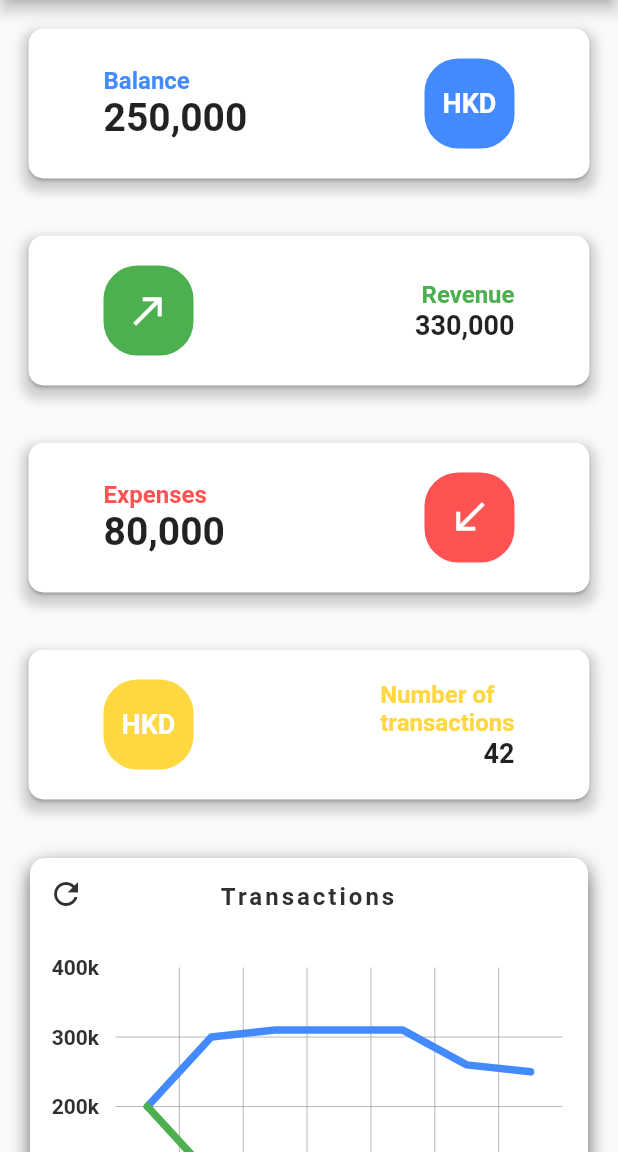
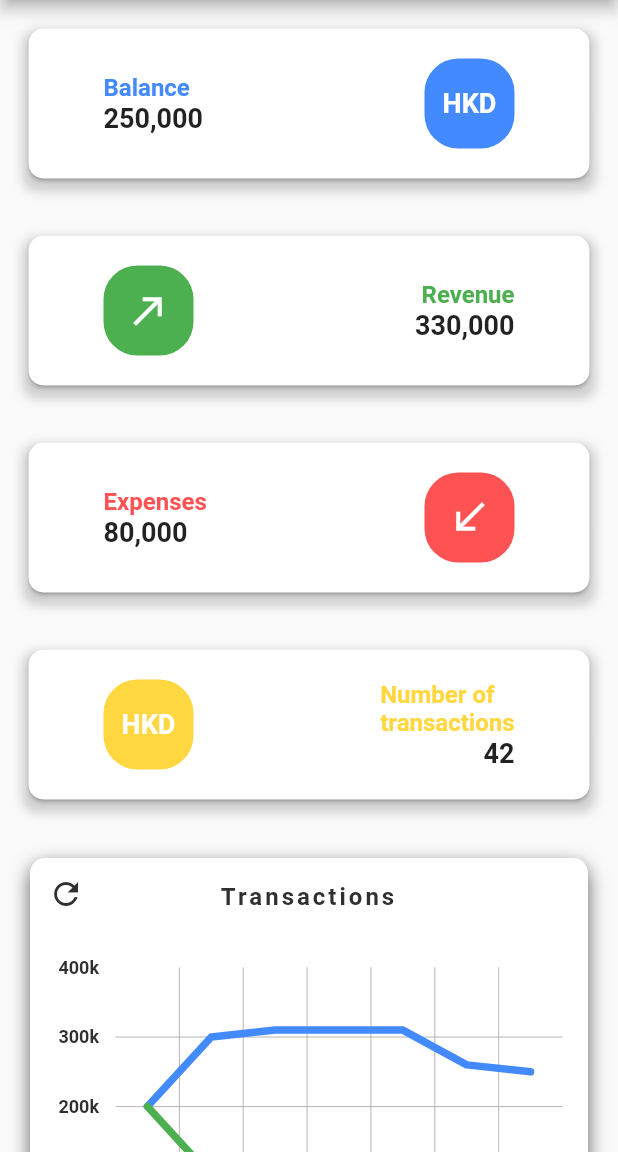
Before and after one commit to JorisTruong/homeaccountant-app, a Flutter app: the screen it shows after launch, on a phone screen of 412 x 824 dp, the part 84-1236 px from its top. Run offline on Flutter 3.47's test engine with Material 2 defaults, Android fonts, the phone set to English and light mode, and no system bars; drawn by our look-alikes of fl_chart, sliding_up_panel; our stand-ins replace flutter_redux, redux.

Commit message:
fix: header space in category card refactor: created font size class object feat: re-added notification bar

```diff
--- a/lib/components/bar_chart_dual.dart
+++ b/lib/components/bar_chart_dual.dart
@@ -106,7 +106,7 @@ class BarChartDualCardState extends State<BarChartDualCard> {
                           ),
                           Text(
                             widget.title,
-                            style: TextStyle(color: baseColors.mainColor, fontSize: 16, fontWeight: FontWeight.bold, letterSpacing: 2),
+                            style: TextStyle(color: baseColors.mainColor, fontSize: baseFontSize.title2, fontWeight: FontWeight.bold, letterSpacing: 2),
                           ),
                           const SizedBox(
                             width: 4,
@@ -140,7 +140,7 @@ class BarChartDualCardState extends State<BarChartDualCard> {
                                   textStyle: TextStyle(
                                       color: baseColors.mainColor,
                                       fontWeight: FontWeight.bold,
-                                      fontSize: 12),
+                                      fontSize: baseFontSize.text),
                                   margin: 20,
                                   getTitles: (double value) {
                                     return getXAxis(value, widget.durationType);
@@ -151,7 +151,7 @@ class BarChartDualCardState extends State<BarChartDualCard> {
                                   textStyle: TextStyle(
                                       color: baseColors.mainColor,
                                       fontWeight: FontWeight.bold,
-                                      fontSize: 14),
+                                      fontSize: baseFontSize.text),
                                   margin: 20,
                                   reservedSize: 20,
                                   getTitles: (value) {
--- a/lib/components/bar_chart_multi_types.dart
+++ b/lib/components/bar_chart_multi_types.dart
@@ -104,7 +104,7 @@ class BarChartMultiTypesCardState extends State<BarChartMultiTypesCard> {
                               Text(
                                 switchData ? 'Expenses' : 'Revenue',
                                 style: TextStyle(color: baseColors.mainColor,
-                                    fontSize: 16,
+                                    fontSize: baseFontSize.title2,
                                     fontWeight: FontWeight.bold,
                                     letterSpacing: 2),
                               ),
@@ -143,7 +143,7 @@ class BarChartMultiTypesCardState extends State<BarChartMultiTypesCard> {
                                       textStyle: TextStyle(
                                           color: baseColors.mainColor,
                                           fontWeight: FontWeight.bold,
-                                          fontSize: 12),
+                                          fontSize: baseFontSize.text),
                                       margin: 20,
                                       getTitles: (double value) {
                                         return getXAxis(
@@ -155,7 +155,7 @@ class BarChartMultiTypesCardState extends State<BarChartMultiTypesCard> {
                                       textStyle: TextStyle(
                                           color: baseColors.mainColor,
                                           fontWeight: FontWeight.bold,
-                                          fontSize: 14),
+                                          fontSize: baseFontSize.text),
                                       margin: 20,
                                       reservedSize: 20,
                                       getTitles: (value) {
--- a/lib/components/categories_card.dart
+++ b/lib/components/categories_card.dart
@@ -30,7 +30,7 @@ class CategoryCard extends StatelessWidget {
                       style: TextStyle(color: baseColors.mainColor, fontWeight: FontWeight.bold, fontSize: 20)
                     ),
                     GridView.count(
-                      padding: EdgeInsets.only(top: 50.0),
+                      padding: EdgeInsets.only(top: 20.0),
                       physics: BouncingScrollPhysics(),
                       shrinkWrap: true,
                       crossAxisCount: MediaQuery.of(context).size.width > MediaQuery.of(context).size.height ? 5 : 3,
--- a/lib/components/indicator.dart
+++ b/lib/components/indicator.dart
@@ -12,7 +12,7 @@ class Indicator extends StatelessWidget {
     this.color,
     this.text,
     this.isSquare,
-    this.size = 16,
+    this.size = 12,
     this.textColor,
   }) : super(key: key);
 
--- a/lib/components/line_chart.dart
+++ b/lib/components/line_chart.dart
@@ -91,7 +91,7 @@ class LineChartCardState extends State<LineChartCard> {
                     widget.title,
                     style: TextStyle(
                       color: baseColors.mainColor,
-                      fontSize: 16,
+                      fontSize: baseFontSize.title2,
                       fontWeight: FontWeight.bold,
                       letterSpacing: 2
                     ),
@@ -153,7 +153,7 @@ class LineChartCardState extends State<LineChartCard> {
           textStyle: TextStyle(
             color: baseColors.mainColor,
             fontWeight: FontWeight.bold,
-            fontSize: 12,
+            fontSize: baseFontSize.text,
           ),
           margin: 10,
           getTitles: (value) {
@@ -165,7 +165,7 @@ class LineChartCardState extends State<LineChartCard> {
           textStyle: TextStyle(
             color: baseColors.mainColor,
             fontWeight: FontWeight.bold,
-            fontSize: 14,
+            fontSize: baseFontSize.text,
           ),
           getTitles: (value) {
             return getYAxis(value, 0);
--- a/lib/components/main_card.dart
+++ b/lib/components/main_card.dart
@@ -1,6 +1,7 @@
 import 'package:flutter/material.dart';
 
 import 'package:homeaccountantapp/components/main_card_icon.dart';
+import 'package:homeaccountantapp/const.dart';
 
 class MainCard extends StatelessWidget {
   final String title;
@@ -29,11 +30,11 @@ class MainCard extends StatelessWidget {
                 children: [
                   Text(
                     title,
-                    style: TextStyle(color: color, fontWeight: FontWeight.bold, fontSize: 16)
+                    style: TextStyle(color: color, fontWeight: FontWeight.bold, fontSize: baseFontSize.title2)
                   ),
                   Text(
                     amount,
-                    style: TextStyle(fontWeight: FontWeight.bold, fontSize: 26)
+                    style: TextStyle(fontWeight: FontWeight.bold, fontSize: baseFontSize.title)
                   )
                 ]
               ),
@@ -45,11 +46,11 @@ class MainCard extends StatelessWidget {
                 children: [
                   Text(
                     title,
-                    style: TextStyle(color: color, fontWeight: FontWeight.bold, fontSize: 16),
+                    style: TextStyle(color: color, fontWeight: FontWeight.bold, fontSize: baseFontSize.title2),
                   ),
                   Text(
                     amount,
-                    style: TextStyle(fontWeight: FontWeight.bold, fontSize: 18)
+                    style: TextStyle(fontWeight: FontWeight.bold, fontSize: baseFontSize.title)
                   )
                 ]
               )
--- a/lib/components/main_card_icon.dart
+++ b/lib/components/main_card_icon.dart
@@ -1,4 +1,6 @@
 import 'package:flutter/material.dart';
+
+import 'package:homeaccountantapp/const.dart';
 
 class MainCardIcon extends StatelessWidget {
   final dynamic icon;
@@ -18,7 +20,7 @@ class MainCardIcon extends StatelessWidget {
       child: Center(
         child: (icon is String) ? Text(
           icon,
-          style: TextStyle(fontWeight: FontWeight.bold, color: Colors.white, fontSize: 18)
+          style: TextStyle(fontWeight: FontWeight.bold, color: Colors.white, fontSize: baseFontSize.title)
         ) : Icon(
           icon,
           color: Colors.white,
--- a/lib/components/pie_chart.dart
+++ b/lib/components/pie_chart.dart
@@ -63,7 +63,7 @@ class PieChartCardState extends State<PieChartCard> {
                       switchData ? widget.title1 : widget.title2,
                       style: TextStyle(
                         color: baseColors.mainColor,
-                        fontSize: 16,
+                        fontSize: baseFontSize.title2,
                         fontWeight: FontWeight.bold,
                         letterSpacing: 2
                       ),
@@ -144,7 +144,7 @@ class PieChartCardState extends State<PieChartCard> {
   List<PieChartSectionData> showingSections() {
     return List.generate(switchData ? widget.expenses.length : widget.revenue.length, (i) {
       final isTouched = i == touchedIndex;
-      final double fontSize = isTouched ? 16 : 12;
+      final double fontSize = isTouched ? baseFontSize.title2 : baseFontSize.text;
       final double radius = isTouched ? MediaQuery.of(context).size.width/10 +10 : MediaQuery.of(context).size.width/10;
       return PieChartSectionData(
         color: getCategoryColor(i),
--- a/lib/main.dart
+++ b/lib/main.dart
@@ -1,5 +1,4 @@
 import 'package:flutter/material.dart';
-import 'package:flutter/services.dart';
 import 'package:redux/redux.dart';
 import 'package:flutter_redux/flutter_redux.dart';
 
@@ -51,8 +50,6 @@ class MyApp extends StatelessWidget {
 
   @override
   Widget build(BuildContext context) {
-    SystemChrome.setEnabledSystemUIOverlays([SystemUiOverlay.bottom]);
-
     return MaterialApp(
       debugShowCheckedModeBanner: false,
       navigatorKey: navigatorKey,
--- a/lib/screen/about.dart
+++ b/lib/screen/about.dart
@@ -42,7 +42,7 @@ class _AboutPageState extends State<AboutPage> with TickerProviderStateMixin {
                 title: Text(
                   'About us',
                   style: TextStyle(
-                      fontSize: 18
+                      fontSize: baseFontSize.title
                   ),
                 ),
                 centerTitle: true,
@@ -70,7 +70,7 @@ class _AboutPageState extends State<AboutPage> with TickerProviderStateMixin {
                               title: Text(
                                   item['name'],
                                   style: TextStyle(
-                                    fontSize: 20,
+                                    fontSize: baseFontSize.title2,
                                   )
                               ),
                               onTap: () {
--- a/lib/screen/categories.dart
+++ b/lib/screen/categories.dart
@@ -77,7 +77,7 @@ class _CategoriesPageState extends State<CategoriesPage> with TickerProviderStat
               title: Text(
                 'Categories',
                 style: TextStyle(
-                  fontSize: 18
+                  fontSize: baseFontSize.title
                 ),
               ),
               centerTitle: true,
@@ -105,7 +105,7 @@ class _CategoriesPageState extends State<CategoriesPage> with TickerProviderStat
                         title: Text(
                           item['name'],
                           style: TextStyle(
-                            fontSize: 20,
+                            fontSize: baseFontSize.title2,
                           )
                         ),
                         onTap: () {
--- a/lib/screen/charts.dart
+++ b/lib/screen/charts.dart
@@ -57,7 +57,7 @@ class _ChartsPageState extends State<ChartsPage> with TickerProviderStateMixin {
                 title: Text(
                   'Charts',
                   style: TextStyle(
-                      fontSize: 18
+                      fontSize: baseFontSize.title
                   ),
                 ),
                 centerTitle: true,
@@ -105,7 +105,7 @@ class _ChartsPageState extends State<ChartsPage> with TickerProviderStateMixin {
                               title: Text(
                                   item['name'],
                                   style: TextStyle(
-                                    fontSize: 20,
+                                    fontSize: baseFontSize.title2,
                                   )
                               ),
                               onTap: () {
--- a/lib/screen/graphs.dart
+++ b/lib/screen/graphs.dart
@@ -85,7 +85,7 @@ class _GraphsPageState extends State<GraphsPage> with TickerProviderStateMixin {
                 title: Text(
                   'Graphs',
                   style: TextStyle(
-                      fontSize: 18
+                      fontSize: baseFontSize.title
                   ),
                 ),
                 centerTitle: true,
@@ -133,7 +133,7 @@ class _GraphsPageState extends State<GraphsPage> with TickerProviderStateMixin {
                           title: Text(
                             item['name'],
                             style: TextStyle(
-                              fontSize: 20,
+                              fontSize: baseFontSize.title2,
                             )
                           ),
                           onTap: () {
--- a/lib/screen/homepage.dart
+++ b/lib/screen/homepage.dart
@@ -64,7 +64,7 @@ class _MyHomePageState extends State<MyHomePage> with TickerProviderStateMixin {
               title: Text(
                 'Home Accountant',
                 style: TextStyle(
-                  fontSize: 18
+                  fontSize: baseFontSize.title
                 ),
               ),
               centerTitle: true,
@@ -112,7 +112,7 @@ class _MyHomePageState extends State<MyHomePage> with TickerProviderStateMixin {
                         title: Text(
                           item['name'],
                           style: TextStyle(
-                            fontSize: 16,
+                            fontSize: baseFontSize.title2,
                           )
                         ),
                         onTap: () {
--- a/lib/screen/transactions.dart
+++ b/lib/screen/transactions.dart
@@ -56,7 +56,7 @@ class _TransactionsPageState extends State<TransactionsPage> with TickerProvider
                 title: Text(
                   'Transactions',
                   style: TextStyle(
-                      fontSize: 18
+                      fontSize: baseFontSize.title
                   ),
                 ),
                 centerTitle: true,
@@ -104,7 +104,7 @@ class _TransactionsPageState extends State<TransactionsPage> with TickerProvider
                               title: Text(
                                   item['name'],
                                   style: TextStyle(
-                                    fontSize: 20,
+                                    fontSize: baseFontSize.title2,
                                   )
                               ),
                               onTap: () {
```
Also changed, not shown: lib/const.dart (+8 -0 lines).
